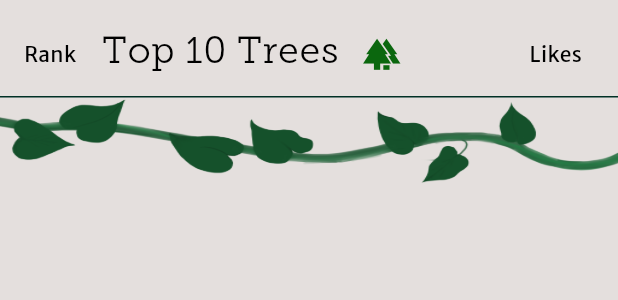
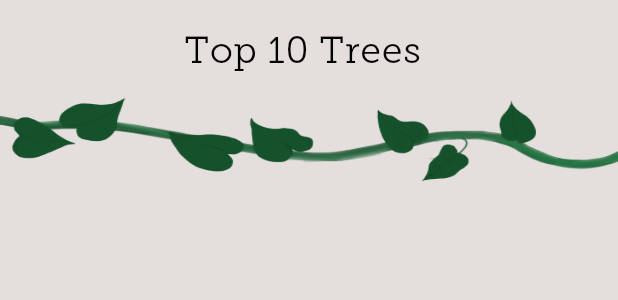
Before and after one commit to danielajgr/Hendrix-Arboretum, a Flutter app: the Leaderboard widget shown alone on an empty page, opened directly, on a phone screen of 412 x 824 dp. Shown: the top 300 px of the screen. Run offline on Flutter 3.47's test engine with Material 3 defaults, Android fonts, the phone set to English and light mode, and no system bars; our stand-ins replace audioplayers, cached_network_image, cloud_firestore, firebase_auth, firebase_core, flutter_map and 3 more; missing offline and left inert: firebase_ui_auth, flutter_arc_text; accounts and stored records are empty; network calls fail.

Commit message:
remove rank likes and icon, add center Top 10 Trees text

```diff
--- a/final_project/lib/pages/body/leaderboard.dart
+++ b/final_project/lib/pages/body/leaderboard.dart
@@ -31,25 +31,8 @@ class _LeaderboardState extends State<Leaderboard> {
             return Column(children: [
               // First ListTile (with headings)
               ListTile(
-                shape: Border(
-                  bottom: BorderSide(
-                      color: Color.fromARGB(255, 0, 48, 37), width: 1),
-                ),
-                leading: Text(
-                  "Rank",
-                  style: Theme.of(context).textTheme.bodyMedium,
-                ),
-                title: TextAndIcon(
-                  Icons.forest,
-                  "Top 10 Trees",
-                  25,
-                ),
-                trailing: Text(
-                  "Likes",
-                  style: Theme.of(context).textTheme.bodyMedium,
-                ),
+                title: Text("Top 10 Trees", textAlign: TextAlign.center),
               ),
-
               // Image placed between ListTiles
               Image.asset(
                 'assets/breaker.PNG',
```
